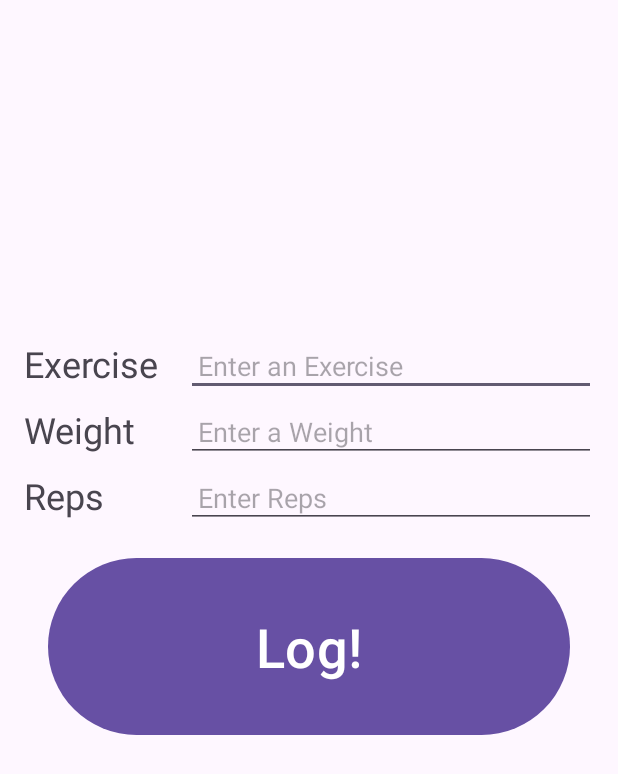
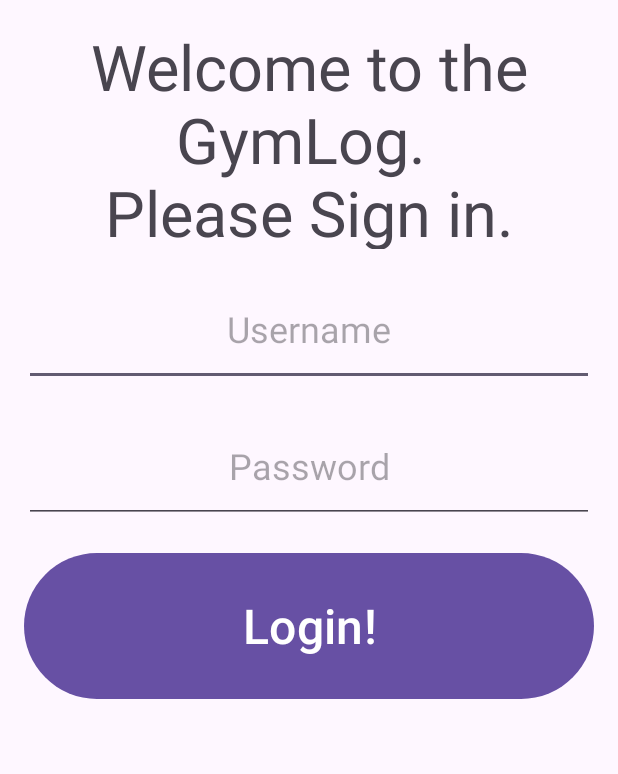
Before and after one commit to JianMitchell/GymLogPractice, an Android app: the screen it shows after launch (MainActivity before the commit, LoginActivity after it), on a phone screen of 412 x 824 dp. Shown: the top 774 px of the screen. Run offline under Robolectric (Android 15) with nearby library versions, the phone set to English and light mode, and no system bars; our stand-ins replace Room's generated code.

Commit message:
End of video 8

```diff
--- a/app/src/main/AndroidManifest.xml
+++ b/app/src/main/AndroidManifest.xml
@@ -13,6 +13,9 @@
         android:theme="@style/Theme.GymLogPractice"
         tools:targetApi="31">
         <activity
+            android:name=".LoginActivity"
+            android:exported="false" />
+        <activity
             android:name=".MainActivity"
             android:exported="true">
             <intent-filter>
--- /dev/null
+++ b/app/src/main/java/com/merxkidz/gymlogpractice/LoginActivity.java
@@ -0,0 +1,38 @@
+package com.merxkidz.gymlogpractice;
+
+import android.content.Context;
+import android.content.Intent;
+import android.os.Bundle;
+import android.view.View;
+
+import androidx.activity.EdgeToEdge;
+import androidx.appcompat.app.AppCompatActivity;
+import androidx.core.graphics.Insets;
+import androidx.core.view.ViewCompat;
+import androidx.core.view.WindowInsetsCompat;
+
+import com.merxkidz.gymlogpractice.databinding.ActivityLoginBinding;
+
+public class LoginActivity extends AppCompatActivity {
+
+    private ActivityLoginBinding binding;
+
+    @Override
+    protected void onCreate(Bundle savedInstanceState) {
+        super.onCreate(savedInstanceState);
+        binding = ActivityLoginBinding.inflate(getLayoutInflater());
+        setContentView(binding.getRoot());
+
+        binding.loginButton.setOnClickListener(new View.OnClickListener() {
+            @Override
+            public void onClick(View v) {
+                Intent intent = MainActivity.mainActivityIntentFactory(getApplicationContext(),0);
+                startActivity(intent);
+            }
+        });
+    }
+
+    static Intent loginIntentFactory(Context context){
+        return new Intent(context, LoginActivity.class);
+    }
+}
--- a/app/src/main/java/com/merxkidz/gymlogpractice/MainActivity.java
+++ b/app/src/main/java/com/merxkidz/gymlogpractice/MainActivity.java
@@ -1,5 +1,7 @@
 package com.merxkidz.gymlogpractice;
 
+import android.content.Context;
+import android.content.Intent;
 import android.os.Bundle;
 import android.text.method.ScrollingMovementMethod;
 import android.util.Log;
@@ -15,6 +17,7 @@ import java.util.ArrayList;
 
 public class MainActivity extends AppCompatActivity {
 
+    private static final String MAIN_ACTIVITY_USER_ID = "com.merxkidz.gymlogpractice.MAIN_ACTIVITY_USER_ID";
     private ActivityMainBinding binding;
     private GymLogRepository repository;
 
@@ -32,12 +35,16 @@ public class MainActivity extends AppCompatActivity {
         binding = ActivityMainBinding.inflate(getLayoutInflater());
         setContentView(binding.getRoot());
 
+        loginUser();
+
+        if(loggedInUserId == -1){
+            Intent intent = LoginActivity.loginIntentFactory(getApplicationContext());
+            startActivity(intent);
+        }
+
         repository = GymLogRepository.getRepository(getApplication());
-
         binding.logDisplayTextView.setMovementMethod(new ScrollingMovementMethod());
-
         updateDisplay();
-
         binding.logButton.setOnClickListener(new View.OnClickListener() {
             @Override
             public void onClick(View v) {
@@ -54,6 +61,17 @@ public class MainActivity extends AppCompatActivity {
             }
         });
 
+    }
+
+    private void loginUser() {
+        //TODO: create login method.
+        loggedInUserId = getIntent().getIntExtra(MAIN_ACTIVITY_USER_ID,-1);
+    }
+
+    static Intent mainActivityIntentFactory(Context context, int userId){
+        Intent intent = new Intent(context, MainActivity.class);
+        intent.putExtra(MAIN_ACTIVITY_USER_ID, userId);
+        return intent;
     }
 
     private void insertGymlogRecord(){
--- /dev/null
+++ b/app/src/main/res/layout/activity_login.xml
@@ -0,0 +1,61 @@
+<?xml version="1.0" encoding="utf-8"?>
+<androidx.constraintlayout.widget.ConstraintLayout xmlns:android="http://schemas.android.com/apk/res/android"
+    xmlns:app="http://schemas.android.com/apk/res-auto"
+    xmlns:tools="http://schemas.android.com/tools"
+    android:id="@+id/main"
+    android:layout_width="match_parent"
+    android:layout_height="match_parent"
+    tools:context=".LoginActivity">
+
+    <TextView
+        android:id="@+id/titleLoginTextView"
+        android:layout_width="match_parent"
+        android:layout_height="150dip"
+        android:layout_margin="16dip"
+        android:gravity="center"
+        android:text="@string/login_welcome"
+        android:textSize="42sp"
+        app:layout_constraintEnd_toEndOf="parent"
+        app:layout_constraintStart_toStartOf="parent"
+        app:layout_constraintTop_toTopOf="parent" />
+
+    <EditText
+        android:id="@+id/userNameLoginEditText"
+        android:layout_width="match_parent"
+        android:layout_height="75dp"
+        android:layout_margin="16dp"
+        android:autofillHints="Please enter username"
+        android:gravity="center"
+        android:hint="@string/username"
+        android:inputType="text"
+        android:textSize="24sp"
+        app:layout_constraintEnd_toEndOf="parent"
+        app:layout_constraintStart_toStartOf="parent"
+        app:layout_constraintTop_toBottomOf="@+id/titleLoginTextView" />
+
+    <EditText
+        android:id="@+id/passwordLoginEditText"
+        android:layout_width="match_parent"
+        android:layout_height="75dp"
+        android:layout_margin="16dp"
+        android:autofillHints="Please enter password"
+        android:gravity="center"
+        android:hint="@string/password"
+        android:inputType="textPassword"
+        android:textSize="24sp"
+        app:layout_constraintEnd_toEndOf="parent"
+        app:layout_constraintStart_toStartOf="parent"
+        app:layout_constraintTop_toBottomOf="@+id/userNameLoginEditText" />
+
+    <Button
+        android:id="@+id/loginButton"
+        android:layout_width="match_parent"
+        android:layout_height="105dp"
+        android:layout_margin="16dp"
+        android:text="@string/login"
+        android:textSize="32sp"
+        app:layout_constraintEnd_toEndOf="parent"
+        app:layout_constraintStart_toStartOf="parent"
+        app:layout_constraintTop_toBottomOf="@+id/passwordLoginEditText" />
+
+</androidx.constraintlayout.widget.ConstraintLayout>
--- a/app/src/main/res/values/strings.xml
+++ b/app/src/main/res/values/strings.xml
@@ -8,4 +8,8 @@
     <string name="reps">Reps</string>
     <string name="log">Log!</string>
     <string name="nothing_to_show_time_to_hit_the_gym">Nothing to show, time to hit the gym!</string>
+    <string name="login_welcome">Welcome to the GymLog. \nPlease Sign in.</string>
+    <string name="username">Username</string>
+    <string name="password">Password</string>
+    <string name="login">Login!</string>
 </resources>
```
